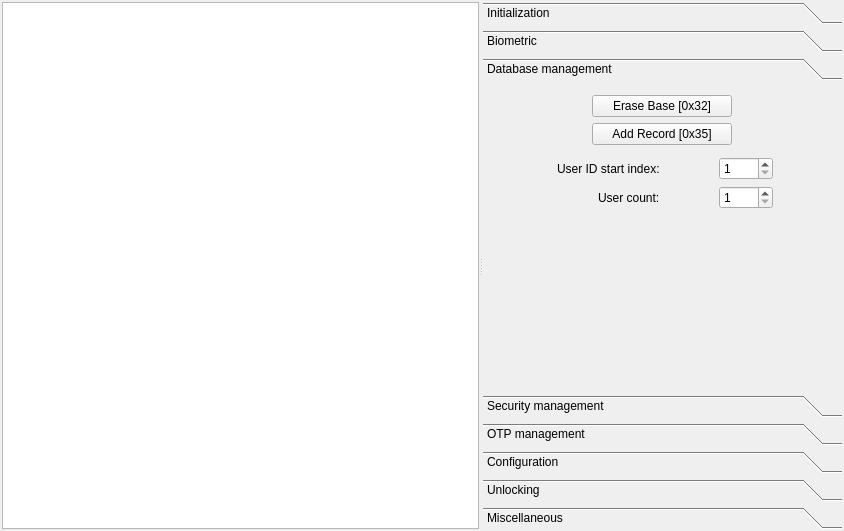
Above: sagemmorpho.ui from CodElecCz/SagemMorphoUI before the change. Below: the same form after it.
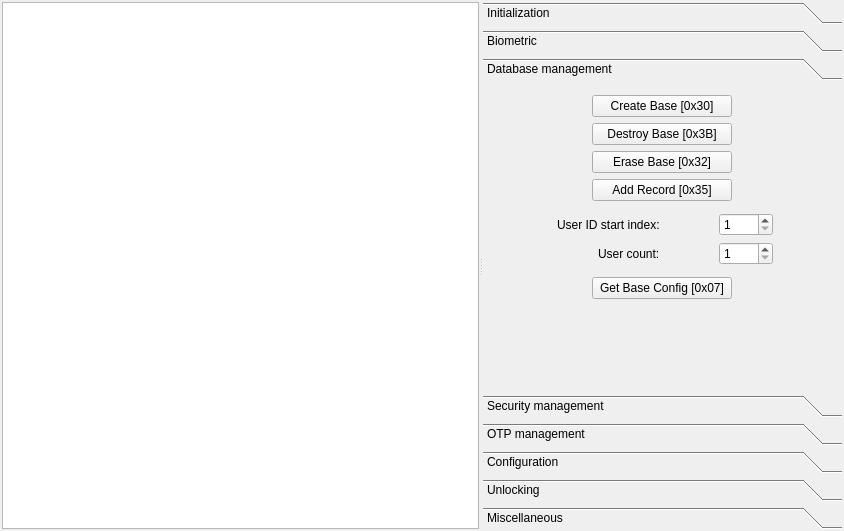
That is the form after the change. The open tabs and pages were chosen to show the change. Custom widgets are drawn as their Qt base class.

Commit message: morpho base

```diff
--- a/sagemmorpho.ui
+++ b/sagemmorpho.ui
@@ -123,7 +123,7 @@
            <rect>
             <x>0</x>
             <y>0</y>
-            <width>320</width>
+            <width>344</width>
             <height>285</height>
            </rect>
           </property>
@@ -133,6 +133,32 @@
           <layout class="QVBoxLayout" name="verticalLayout_8">
            <item>
             <layout class="QVBoxLayout" name="verticalLayout_7">
+             <item alignment="Qt::AlignHCenter">
+              <widget class="QPushButton" name="createBaseButton">
+               <property name="minimumSize">
+                <size>
+                 <width>140</width>
+                 <height>0</height>
+                </size>
+               </property>
+               <property name="text">
+                <string>Create Base [0x30]</string>
+               </property>
+              </widget>
+             </item>
+             <item alignment="Qt::AlignHCenter">
+              <widget class="QPushButton" name="destroyBaseButton">
+               <property name="minimumSize">
+                <size>
+                 <width>140</width>
+                 <height>0</height>
+                </size>
+               </property>
+               <property name="text">
+                <string>Destroy Base [0x3B]</string>
+               </property>
+              </widget>
+             </item>
              <item alignment="Qt::AlignHCenter">
               <widget class="QPushButton" name="eraseBaseButton">
                <property name="minimumSize">
@@ -209,6 +235,19 @@
                </item>
               </layout>
              </item>
+             <item alignment="Qt::AlignHCenter">
+              <widget class="QPushButton" name="getBaseConfigButton">
+               <property name="minimumSize">
+                <size>
+                 <width>140</width>
+                 <height>0</height>
+                </size>
+               </property>
+               <property name="text">
+                <string>Get Base Config [0x07]</string>
+               </property>
+              </widget>
+             </item>
              <item>
               <spacer name="verticalSpacer_3">
                <property name="orientation">
```
Left out of the diff: 14 changed lines with no effect on the pictures. The commit also changes 11 other files.
